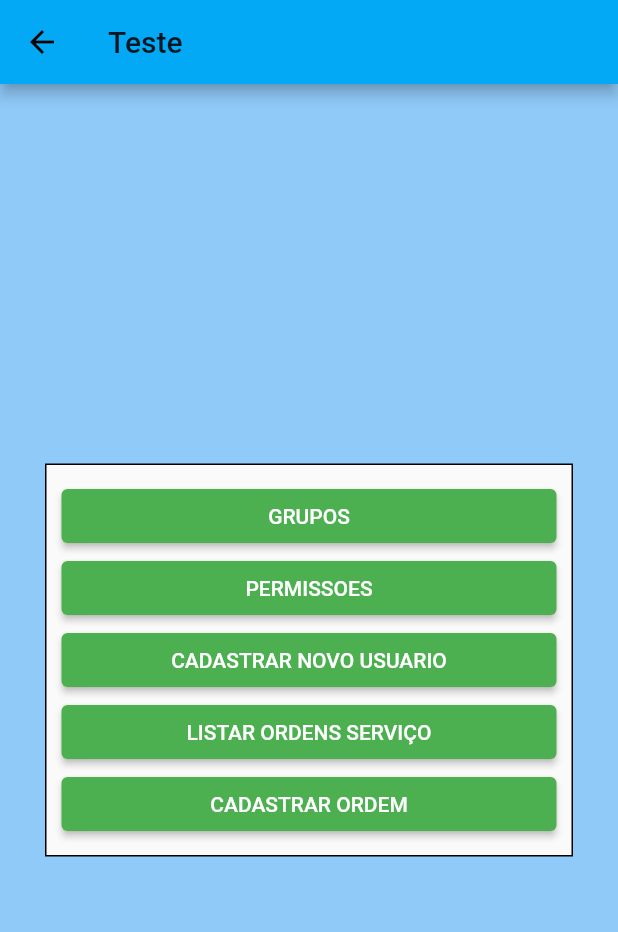
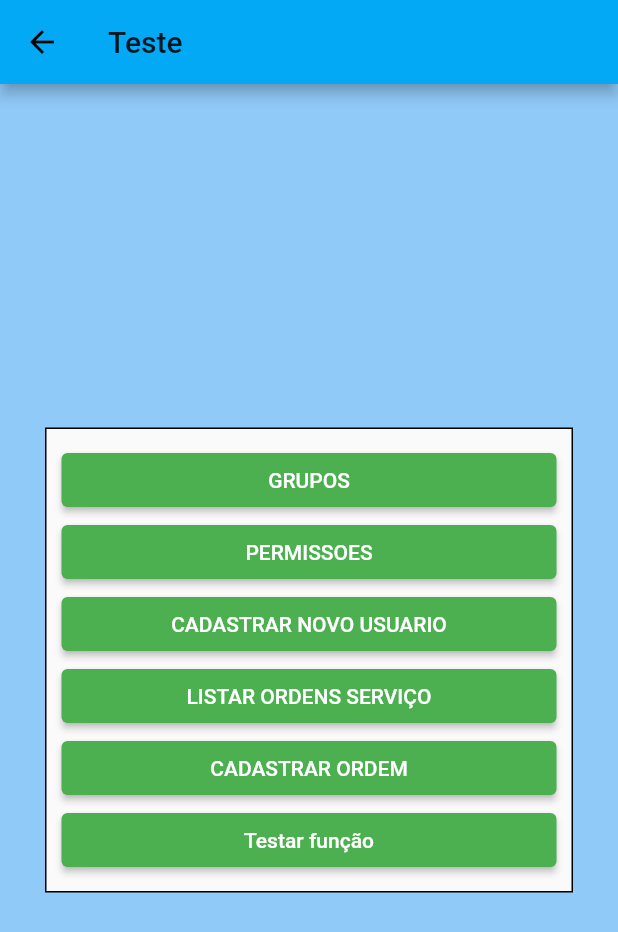
Before and after one commit to mikacgs/projeto_norteador, a Flutter app: the TelaPrincipal widget shown alone on an empty page, opened directly, on a phone screen of 412 x 824 dp. Shown: the top 932 px of the screen. Run offline on Flutter 3.47's test engine with Material 2 defaults, Android fonts, the phone set to English and light mode, and no system bars.

Commit message:
Último CRUD funcionando

```diff
--- a/lib/view/main.view.dart
+++ b/lib/view/main.view.dart
@@ -1,7 +1,9 @@
 import 'package:flutter/material.dart';
+import 'package:gestao_tads/control/CadastroUsuarioController.dart';
 import 'package:gestao_tads/view/TelaCadastroUsuario.view.dart';
 import 'package:gestao_tads/view/TelaListarGrupos.view.dart';
 import 'package:gestao_tads/view/TelaListarPermissoes.view.dart';
+import 'package:gestao_tads/view/TelaListarUsuarios.view.dart';
 
 import 'TelaListarOrdem.view.dart';
 import 'TelaNovaOrdem.view.dart';
@@ -57,6 +59,14 @@ class TelaPrincipal extends StatelessWidget {
                 },
                 style: CustomButton.SUCCESS,
               ),
+              CustomButton(
+                child: Text('Testar função'),
+                onPressed: () => {
+                  Navigator.push(context,
+                      MaterialPageRoute(builder: (context) => TelaUsuario()))
+                },
+                style: CustomButton.SUCCESS,
+              ),
             ],
           )
         ],
```
Also changed, not shown: lib/control/CadastroUsuarioController.dart (+23 -1 lines).
